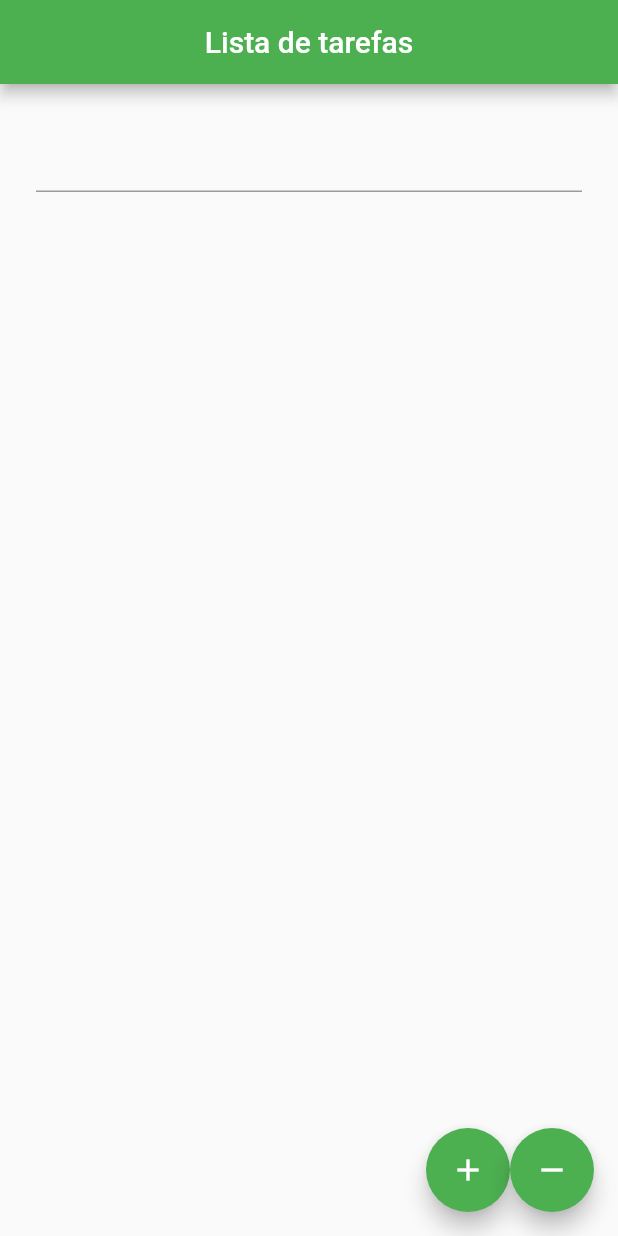
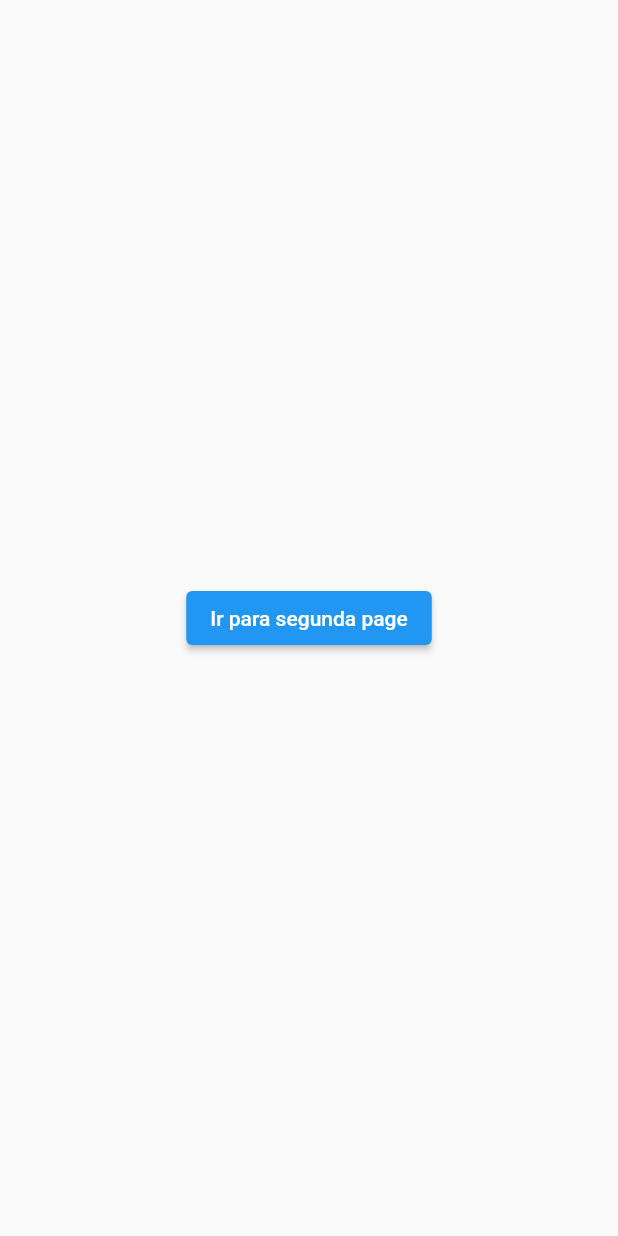
Before and after one commit to lucasaclima03/flutter_nv1, a Flutter app: the screen it shows after launch, on a phone screen of 412 x 824 dp. Run offline on Flutter 3.47's test engine with Material 2 defaults, Android fonts, the phone set to English and light mode, and no system bars.

Commit message:
navegação entre paginas

```diff
--- a/lib/main.dart
+++ b/lib/main.dart
@@ -1,10 +1,12 @@
 import 'package:flutter/material.dart';
 
-import 'todo_list_page.dart';
+import 'one_page.dart';
 
 main() {
   runApp(const MyApp());
 }
+
+
 
 class MyApp extends StatelessWidget {
   const MyApp({Key? key}) : super(key: key);
@@ -14,7 +16,7 @@ class MyApp extends StatelessWidget {
     return MaterialApp(
       debugShowCheckedModeBanner: false,
       theme: ThemeData(primaryColor: Colors.green),
-      home: const TodoListPage()
+      home:  const OnePage(),
 
     );
   }
--- /dev/null
+++ b/lib/one_page.dart
@@ -0,0 +1,22 @@
+import 'package:flutter/material.dart';
+import 'two_page.dart';
+
+class OnePage extends StatelessWidget {
+  const OnePage({Key? key}) : super(key: key);
+
+  @override
+  Widget build(BuildContext context) {
+    return Scaffold(
+      body: Center(
+        child: ElevatedButton(
+          onPressed: () {
+            Navigator.of(context).push(
+              MaterialPageRoute(builder: (context) => const TwoPage(args: 'Teste',)),
+            );
+          },
+          child: const Text("Ir para segunda page"),
+        ),
+      ),
+    );
+  }
+}
--- a/lib/todo_list_page.dart
+++ /dev/null
@@ -1,78 +0,0 @@
-import 'package:flutter/material.dart';
-
-class TodoListPage extends StatefulWidget {
-  const TodoListPage({Key? key}) : super(key: key);
-
-  @override
-  _TodoListPageState createState() => _TodoListPageState();
-}
-
-class _TodoListPageState extends State<TodoListPage> {
-  final TextEditingController _textEditingController = TextEditingController();
-  List<String> tarefas = [];
-
-  @override
-  Widget build(BuildContext context) {
-    return Scaffold(
-      appBar: AppBar(
-        backgroundColor: Colors.green,
-        title: const Center(child: Text('Lista de tarefas')),
-      ),
-      body: Container(
-        padding: const EdgeInsets.all(24),
-        child: Column(
-          children: [
-            TextField(
-              controller: _textEditingController,
-            ),
-            SizedBox(
-              height: 400,
-              child: ListView.separated(
-                separatorBuilder: (context, index) => const Divider(),
-                itemCount: tarefas.length,
-                itemBuilder: (context, index) {
-                  return ListTile(
-                    title: Text(tarefas[index]),
-                    onLongPress: () {
-                      setState(() {
-                        tarefas.removeAt(index);
-                      });
-                    },
-                  );
-                },
-              ),
-            ),
-          ],
-        ),
-      ),
-      floatingActionButton: Row(
-        crossAxisAlignment: CrossAxisAlignment.end,
-        mainAxisAlignment: MainAxisAlignment.end,
-        children: [
-          FloatingActionButton(
-            backgroundColor: Colors.green,
-            onPressed: () {
-              if (_textEditingController.text.isNotEmpty) {
-                setState(() {
-                  tarefas.add(_textEditingController.text);
-                });
-
-                _textEditingController.clear();
-              }
-            },
-            child: const Icon(Icons.add),
-          ),
-          FloatingActionButton(
-            backgroundColor: Colors.green,
-            onPressed: () {
-              setState(() {
-                tarefas = [];
-              });
-            },
-            child: const Icon(Icons.remove),
-          ),
-        ],
-      ),
-    );
-  }
-}
```
Also changed, not shown: lib/two_page.dart (added, +22 -0 lines).
